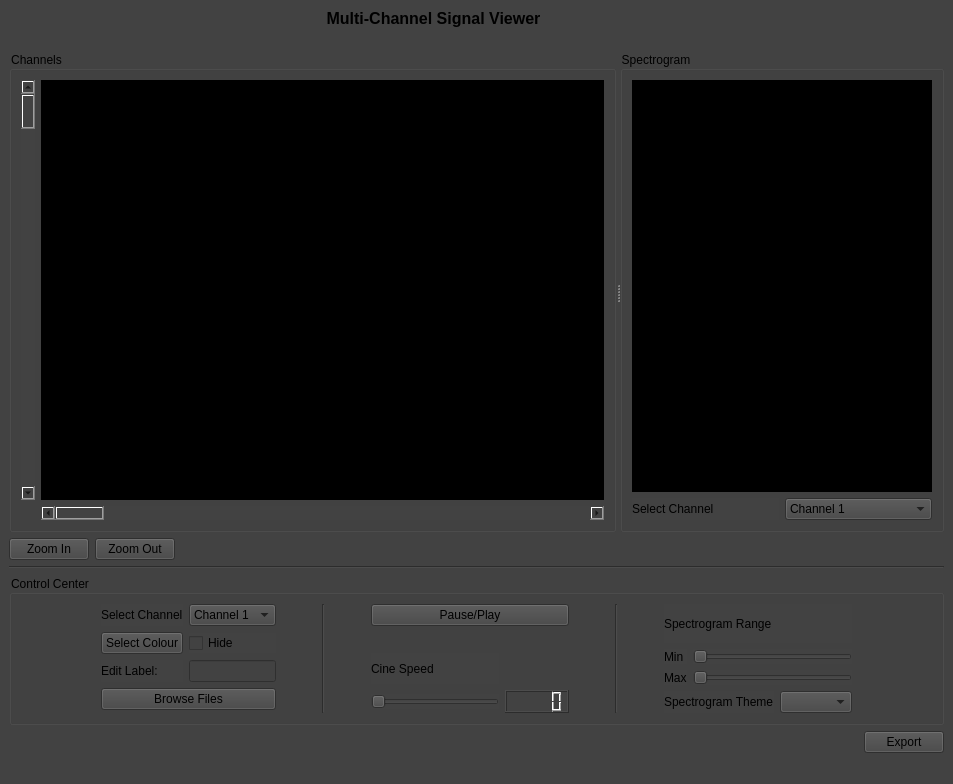
The window that mainwindow2.ui (mo-gaafar/multi-signal-visualizer) describes before a commit, drawn with Qt 5.
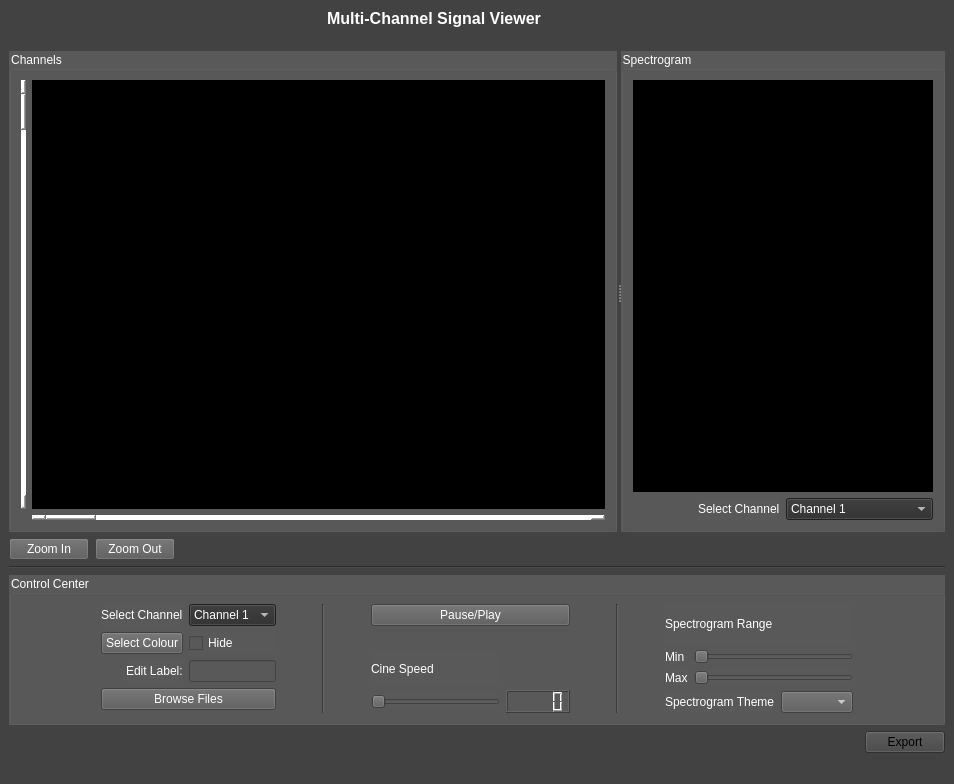
The same window after the commit. Custom widgets are drawn as their Qt base class.

Patch:
```diff
--- a/mainwindow2.ui
+++ b/mainwindow2.ui
@@ -6,7 +6,7 @@
    <rect>
     <x>0</x>
     <y>0</y>
-    <width>953</width>
+    <width>954</width>
     <height>784</height>
    </rect>
   </property>
@@ -26,6 +26,10 @@
         <height>150</height>
        </size>
       </property>
+      <property name="styleSheet">
+       <string notr="true">color: rgb(255, 255, 255);
+background-color: rgb(89, 89, 89);</string>
+      </property>
       <property name="title">
        <string>Control Center</string>
       </property>
@@ -56,6 +60,10 @@
            </item>
            <item row="0" column="2">
             <widget class="QComboBox" name="ChannelsMenu">
+             <property name="styleSheet">
+              <string notr="true">background-color: rgb(44, 44, 44);
+selection-background-color: rgb(44, 44, 44);</string>
+             </property>
              <item>
               <property name="text">
                <string>Channel 1</string>
@@ -73,7 +81,7 @@
              </item>
             </widget>
            </item>
-           <item row="2" column="1">
+           <item row="2" column="1" alignment="Qt::AlignRight">
             <widget class="QLabel" name="label_5">
              <property name="text">
               <string>Edit Label:</string>
@@ -365,7 +373,7 @@
          </item>
          <item>
           <layout class="QHBoxLayout" name="horizontalLayout_5">
-           <item>
+           <item alignment="Qt::AlignRight">
             <widget class="QLabel" name="label_6">
              <property name="text">
               <string>Spectrogram Theme</string>
@@ -452,6 +460,10 @@
          <height>0</height>
         </size>
        </property>
+       <property name="styleSheet">
+        <string notr="true">background-color: rgb(89, 89, 89);
+color: rgb(255, 255, 255);</string>
+       </property>
        <property name="title">
         <string>Channels</string>
        </property>
@@ -474,6 +486,15 @@
         </item>
         <item row="0" column="0">
          <widget class="QScrollBar" name="verticalScrollBar">
+          <property name="maximumSize">
+           <size>
+            <width>5</width>
+            <height>16777215</height>
+           </size>
+          </property>
+          <property name="styleSheet">
+           <string notr="true">background-color: rgb(255, 255, 255);</string>
+          </property>
           <property name="orientation">
            <enum>Qt::Vertical</enum>
           </property>
@@ -481,6 +502,15 @@
         </item>
         <item row="1" column="1">
          <widget class="QScrollBar" name="horizontalScrollBar">
+          <property name="maximumSize">
+           <size>
+            <width>16777215</width>
+            <height>5</height>
+           </size>
+          </property>
+          <property name="styleSheet">
+           <string notr="true">background-color: rgb(255, 255, 255);</string>
+          </property>
           <property name="orientation">
            <enum>Qt::Horizontal</enum>
           </property>
@@ -489,6 +519,10 @@
        </layout>
       </widget>
       <widget class="QGroupBox" name="groupBox_3">
+       <property name="styleSheet">
+        <string notr="true">color: rgb(255, 255, 255);
+background-color: rgb(89, 89, 89);</string>
+       </property>
        <property name="title">
         <string>Spectrogram</string>
        </property>
@@ -508,7 +542,7 @@
             </property>
            </widget>
           </item>
-          <item row="1" column="0">
+          <item row="1" column="0" alignment="Qt::AlignRight">
            <widget class="QLabel" name="Spectro_label">
             <property name="text">
              <string>Select Channel</string>
@@ -517,6 +551,11 @@
           </item>
           <item row="1" column="1">
            <widget class="QComboBox" name="SpectroMenu">
+            <property name="styleSheet">
+             <string notr="true">color: rgb(255, 255, 255);
+background-color: rgb(44, 44, 44);
+selection-color: rgb(44, 44, 44);</string>
+            </property>
             <item>
              <property name="text">
               <string>Channel 1</string>
@@ -575,7 +614,7 @@
        </size>
       </property>
       <property name="text">
-       <string>&lt;html&gt;&lt;head/&gt;&lt;body&gt;&lt;p&gt;&lt;span style=&quot; font-size:12pt; font-weight:600;&quot;&gt;Multi-Channel Signal Viewer&lt;/span&gt;&lt;/p&gt;&lt;/body&gt;&lt;/html&gt;</string>
+       <string>&lt;html&gt;&lt;head/&gt;&lt;body&gt;&lt;p&gt;&lt;span style=&quot; font-size:12pt; font-weight:600; color:#ffffff;&quot;&gt;Multi-Channel Signal Viewer&lt;/span&gt;&lt;/p&gt;&lt;/body&gt;&lt;/html&gt;</string>
       </property>
       <property name="alignment">
        <set>Qt::AlignCenter</set>
@@ -588,6 +627,10 @@
        <layout class="QHBoxLayout" name="horizontalLayout_3">
         <item>
          <widget class="QPushButton" name="ZoomIn">
+          <property name="styleSheet">
+           <string notr="true">color: rgb(255, 255, 255);
+background-color: rgb(89, 89, 89);</string>
+          </property>
           <property name="text">
            <string>Zoom In</string>
           </property>
@@ -595,6 +638,10 @@
         </item>
         <item>
          <widget class="QPushButton" name="ZoomOut">
+          <property name="styleSheet">
+           <string notr="true">color: rgb(255, 255, 255);
+background-color: rgb(89, 89, 89);</string>
+          </property>
           <property name="text">
            <string>Zoom Out</string>
           </property>
```
Left out of the diff: 2 changed lines with no effect on the pictures.
